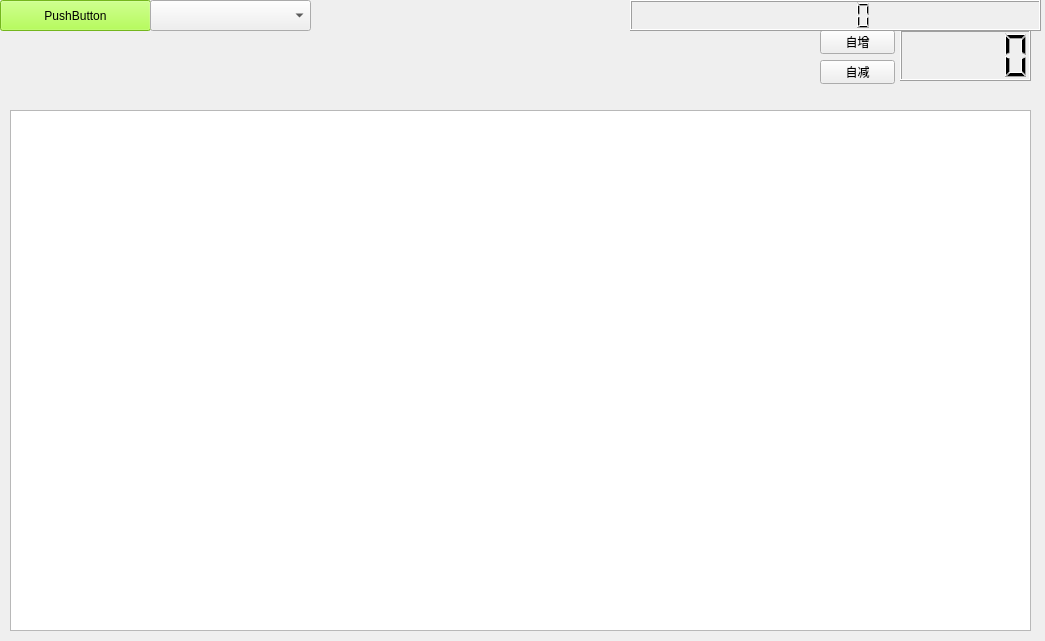
wxiafbi/fbi_10, file form.ui: the form before one commit.
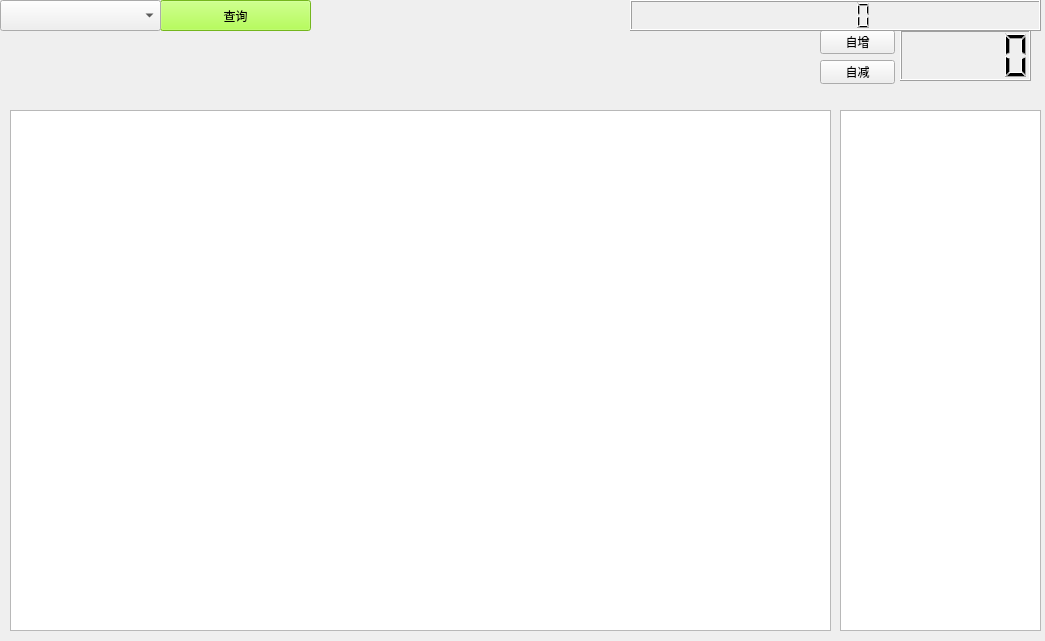
The form after the commit.

What changed in the file:
```diff
--- a/form.ui
+++ b/form.ui
@@ -16,7 +16,7 @@
   <widget class="QPushButton" name="pushButton">
    <property name="geometry">
     <rect>
-     <x>0</x>
+     <x>160</x>
      <y>0</y>
      <width>151</width>
      <height>31</height>
@@ -26,7 +26,7 @@
     <string notr="true">background-color: rgb(162, 255, 41);</string>
    </property>
    <property name="text">
-    <string>PushButton</string>
+    <string>查询</string>
    </property>
   </widget>
   <widget class="QLCDNumber" name="lcdNumber">
@@ -80,7 +80,7 @@
     <rect>
      <x>10</x>
      <y>110</y>
-     <width>1021</width>
+     <width>821</width>
      <height>521</height>
     </rect>
    </property>
@@ -88,13 +88,23 @@
   <widget class="QComboBox" name="comboBox">
    <property name="geometry">
     <rect>
-     <x>150</x>
+     <x>0</x>
      <y>0</y>
      <width>161</width>
      <height>31</height>
     </rect>
    </property>
   </widget>
+  <widget class="QTextBrowser" name="textBrowser">
+   <property name="geometry">
+    <rect>
+     <x>840</x>
+     <y>110</y>
+     <width>201</width>
+     <height>521</height>
+    </rect>
+   </property>
+  </widget>
  </widget>
  <resources/>
  <connections>
```
